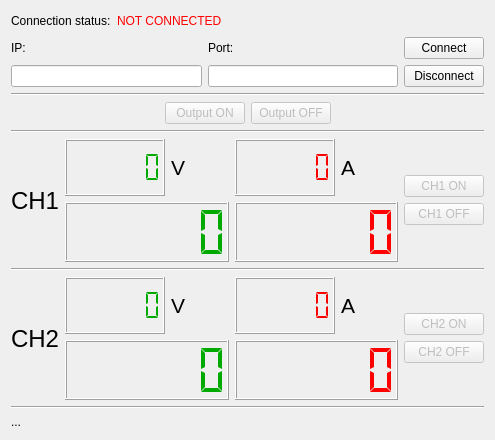
m-fila/ELITPCdcs, file client_gui/forms/lvpsuwidget.ui: the form before one commit.
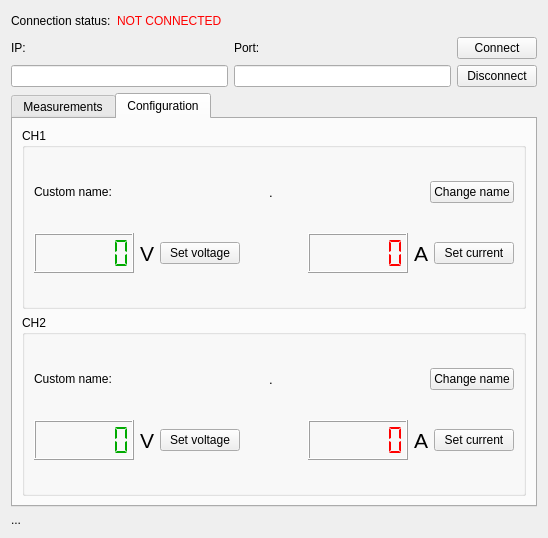
The form after the commit. The open tabs and pages were chosen to show the change.

Commit message: Added configuration tab for widgets

Patch:
```diff
--- a/client_gui/forms/lvpsuwidget.ui
+++ b/client_gui/forms/lvpsuwidget.ui
@@ -6,8 +6,8 @@
    <rect>
     <x>0</x>
     <y>0</y>
-    <width>495</width>
-    <height>440</height>
+    <width>548</width>
+    <height>538</height>
    </rect>
   </property>
   <property name="windowTitle">
@@ -21,6 +21,9 @@
        <property name="text">
         <string>Connection status:</string>
        </property>
+       <property name="buddy">
+        <cstring>group1</cstring>
+       </property>
       </widget>
      </item>
      <item>
@@ -139,11 +142,30 @@
     </layout>
    </item>
    <item>
-    <widget class="Line" name="line">
+    <widget class="QTabWidget" name="tabWidget">
+     <property name="currentIndex">
+      <number>0</number>
+     </property>
+     <widget class="QWidget" name="tab">
+      <attribute name="title">
+       <string>Measurements</string>
+      </attribute>
+      <layout class="QVBoxLayout" name="verticalLayout_13">
+       <item>
+        <spacer name="verticalSpacer_5">
      <property name="orientation">
-      <enum>Qt::Horizontal</enum>
-     </property>
-    </widget>
+          <enum>Qt::Vertical</enum>
+         </property>
+         <property name="sizeType">
+          <enum>QSizePolicy::Fixed</enum>
+         </property>
+         <property name="sizeHint" stdset="0">
+          <size>
+           <width>20</width>
+           <height>10</height>
+          </size>
+         </property>
+        </spacer>
    </item>
    <item>
     <layout class="QHBoxLayout" name="horizontalLayout_9">
@@ -199,13 +221,7 @@
     </layout>
    </item>
    <item>
-    <widget class="Line" name="line_2">
-     <property name="orientation">
-      <enum>Qt::Horizontal</enum>
-     </property>
-    </widget>
-   </item>
-   <item>
+        <widget class="QGroupBox" name="group1">
     <layout class="QHBoxLayout" name="horizontalLayout_5">
      <item>
       <widget class="QLabel" name="label_5">
@@ -555,15 +571,10 @@
       </layout>
      </item>
     </layout>
-   </item>
-   <item>
-    <widget class="Line" name="line_3">
-     <property name="orientation">
-      <enum>Qt::Horizontal</enum>
-     </property>
     </widget>
    </item>
    <item>
+        <widget class="QGroupBox" name="group2">
     <layout class="QHBoxLayout" name="horizontalLayout_6">
      <item>
       <widget class="QLabel" name="label_6">
@@ -575,6 +586,9 @@
        <property name="text">
         <string>CH2</string>
        </property>
+            <property name="buddy">
+             <cstring>group2</cstring>
+            </property>
       </widget>
      </item>
      <item>
@@ -909,12 +923,509 @@
       </layout>
      </item>
     </layout>
-   </item>
+        </widget>
+       </item>
+      </layout>
+     </widget>
+     <widget class="QWidget" name="tab_2">
+      <attribute name="title">
+       <string>Configuration</string>
+      </attribute>
+      <layout class="QVBoxLayout" name="verticalLayout_15">
    <item>
-    <widget class="Line" name="line_4">
+        <widget class="QGroupBox" name="groupBox">
+         <property name="title">
+          <string>CH1</string>
+         </property>
+         <layout class="QVBoxLayout" name="verticalLayout_12">
+          <item>
+           <layout class="QHBoxLayout" name="horizontalLayout_13">
+            <item>
+             <widget class="QLabel" name="label_8">
+              <property name="text">
+               <string>Custom name:</string>
+              </property>
+             </widget>
+            </item>
+            <item>
+             <spacer name="horizontalSpacer_12">
      <property name="orientation">
       <enum>Qt::Horizontal</enum>
      </property>
+              <property name="sizeHint" stdset="0">
+               <size>
+                <width>40</width>
+                <height>20</height>
+               </size>
+              </property>
+             </spacer>
+            </item>
+            <item>
+             <widget class="QLabel" name="customNameLabel1">
+              <property name="font">
+               <font>
+                <pointsize>10</pointsize>
+               </font>
+              </property>
+              <property name="text">
+               <string>.</string>
+              </property>
+             </widget>
+            </item>
+            <item>
+             <spacer name="horizontalSpacer_15">
+              <property name="orientation">
+               <enum>Qt::Horizontal</enum>
+              </property>
+              <property name="sizeHint" stdset="0">
+               <size>
+                <width>40</width>
+                <height>20</height>
+               </size>
+              </property>
+             </spacer>
+            </item>
+            <item>
+             <widget class="QPushButton" name="setName1">
+              <property name="text">
+               <string>Change name</string>
+              </property>
+             </widget>
+            </item>
+           </layout>
+          </item>
+          <item>
+           <layout class="QHBoxLayout" name="horizontalLayout_14">
+            <item>
+             <layout class="QHBoxLayout" name="horizontalLayout_11" stretch="0,0,0">
+              <item>
+               <widget class="QLCDNumber" name="CH1confV">
+                <property name="enabled">
+                 <bool>true</bool>
+                </property>
+                <property name="minimumSize">
+                 <size>
+                  <width>100</width>
+                  <height>40</height>
+                 </size>
+                </property>
+                <property name="palette">
+                 <palette>
+                  <active>
+                   <colorrole role="WindowText">
+                    <brush brushstyle="SolidPattern">
+                     <color alpha="255">
+                      <red>0</red>
+                      <green>170</green>
+                      <blue>0</blue>
+                     </color>
+                    </brush>
+                   </colorrole>
+                  </active>
+                  <inactive>
+                   <colorrole role="WindowText">
+                    <brush brushstyle="SolidPattern">
+                     <color alpha="255">
+                      <red>0</red>
+                      <green>170</green>
+                      <blue>0</blue>
+                     </color>
+                    </brush>
+                   </colorrole>
+                  </inactive>
+                  <disabled>
+                   <colorrole role="WindowText">
+                    <brush brushstyle="SolidPattern">
+                     <color alpha="255">
+                      <red>159</red>
+                      <green>158</green>
+                      <blue>158</blue>
+                     </color>
+                    </brush>
+                   </colorrole>
+                  </disabled>
+                 </palette>
+                </property>
+                <property name="font">
+                 <font>
+                  <strikeout>false</strikeout>
+                  <kerning>true</kerning>
+                 </font>
+                </property>
+                <property name="digitCount">
+                 <number>6</number>
+                </property>
+                <property name="segmentStyle">
+                 <enum>QLCDNumber::Flat</enum>
+                </property>
+               </widget>
+              </item>
+              <item>
+               <widget class="QLabel" name="label_9">
+                <property name="font">
+                 <font>
+                  <pointsize>16</pointsize>
+                  <weight>50</weight>
+                  <italic>false</italic>
+                  <bold>false</bold>
+                 </font>
+                </property>
+                <property name="text">
+                 <string>V</string>
+                </property>
+               </widget>
+              </item>
+              <item>
+               <widget class="QPushButton" name="CH1confVSet">
+                <property name="text">
+                 <string>Set voltage</string>
+                </property>
+               </widget>
+              </item>
+             </layout>
+            </item>
+            <item>
+             <spacer name="horizontalSpacer_9">
+              <property name="orientation">
+               <enum>Qt::Horizontal</enum>
+              </property>
+              <property name="sizeHint" stdset="0">
+               <size>
+                <width>40</width>
+                <height>20</height>
+               </size>
+              </property>
+             </spacer>
+            </item>
+            <item>
+             <layout class="QHBoxLayout" name="horizontalLayout_15">
+              <property name="topMargin">
+               <number>0</number>
+              </property>
+              <item>
+               <widget class="QLCDNumber" name="CH1confI">
+                <property name="minimumSize">
+                 <size>
+                  <width>100</width>
+                  <height>40</height>
+                 </size>
+                </property>
+                <property name="palette">
+                 <palette>
+                  <active>
+                   <colorrole role="WindowText">
+                    <brush brushstyle="SolidPattern">
+                     <color alpha="255">
+                      <red>255</red>
+                      <green>0</green>
+                      <blue>0</blue>
+                     </color>
+                    </brush>
+                   </colorrole>
+                  </active>
+                  <inactive>
+                   <colorrole role="WindowText">
+                    <brush brushstyle="SolidPattern">
+                     <color alpha="255">
+                      <red>255</red>
+                      <green>0</green>
+                      <blue>0</blue>
+                     </color>
+                    </brush>
+                   </colorrole>
+                  </inactive>
+                  <disabled>
+                   <colorrole role="WindowText">
+                    <brush brushstyle="SolidPattern">
+                     <color alpha="255">
+                      <red>159</red>
+                      <green>158</green>
+                      <blue>158</blue>
+                     </color>
+                    </brush>
+                   </colorrole>
+                  </disabled>
+                 </palette>
+                </property>
+                <property name="digitCount">
+                 <number>6</number>
+                </property>
+                <property name="segmentStyle">
+                 <enum>QLCDNumber::Flat</enum>
+                </property>
+               </widget>
+              </item>
+              <item>
+               <widget class="QLabel" name="label_10">
+                <property name="font">
+                 <font>
+                  <pointsize>16</pointsize>
+                  <weight>50</weight>
+                  <italic>false</italic>
+                  <bold>false</bold>
+                 </font>
+                </property>
+                <property name="text">
+                 <string>A</string>
+                </property>
+               </widget>
+              </item>
+              <item>
+               <widget class="QPushButton" name="CH1confISet">
+                <property name="text">
+                 <string>Set current</string>
+                </property>
+               </widget>
+              </item>
+             </layout>
+            </item>
+           </layout>
+          </item>
+         </layout>
+        </widget>
+       </item>
+       <item>
+        <widget class="QGroupBox" name="groupBox_2">
+         <property name="title">
+          <string>CH2</string>
+         </property>
+         <layout class="QVBoxLayout" name="verticalLayout_14">
+          <item>
+           <layout class="QHBoxLayout" name="horizontalLayout_16">
+            <item>
+             <widget class="QLabel" name="label_7">
+              <property name="text">
+               <string>Custom name:</string>
+              </property>
+             </widget>
+            </item>
+            <item>
+             <spacer name="horizontalSpacer_16">
+              <property name="orientation">
+               <enum>Qt::Horizontal</enum>
+              </property>
+              <property name="sizeHint" stdset="0">
+               <size>
+                <width>40</width>
+                <height>20</height>
+               </size>
+              </property>
+             </spacer>
+            </item>
+            <item>
+             <widget class="QLabel" name="customNameLabel2">
+              <property name="font">
+               <font>
+                <pointsize>10</pointsize>
+               </font>
+              </property>
+              <property name="text">
+               <string>.</string>
+              </property>
+             </widget>
+            </item>
+            <item>
+             <spacer name="horizontalSpacer_11">
+              <property name="orientation">
+               <enum>Qt::Horizontal</enum>
+              </property>
+              <property name="sizeHint" stdset="0">
+               <size>
+                <width>40</width>
+                <height>20</height>
+               </size>
+              </property>
+             </spacer>
+            </item>
+            <item>
+             <widget class="QPushButton" name="setName2">
+              <property name="text">
+               <string>Change name</string>
+              </property>
+             </widget>
+            </item>
+           </layout>
+          </item>
+          <item>
+           <layout class="QHBoxLayout" name="horizontalLayout_17">
+            <item>
+             <layout class="QHBoxLayout" name="horizontalLayout_19">
+              <item>
+               <widget class="QLCDNumber" name="CH2confV">
+                <property name="minimumSize">
+                 <size>
+                  <width>100</width>
+                  <height>40</height>
+                 </size>
+                </property>
+                <property name="palette">
+                 <palette>
+                  <active>
+                   <colorrole role="WindowText">
+                    <brush brushstyle="SolidPattern">
+                     <color alpha="255">
+                      <red>0</red>
+                      <green>170</green>
+                      <blue>0</blue>
+                     </color>
+                    </brush>
+                   </colorrole>
+                  </active>
+                  <inactive>
+                   <colorrole role="WindowText">
+                    <brush brushstyle="SolidPattern">
+                     <color alpha="255">
+                      <red>0</red>
+                      <green>170</green>
+                      <blue>0</blue>
+                     </color>
+                    </brush>
+                   </colorrole>
+                  </inactive>
+                  <disabled>
+                   <colorrole role="WindowText">
+                    <brush brushstyle="SolidPattern">
+                     <color alpha="255">
+                      <red>159</red>
+                      <green>158</green>
+                      <blue>158</blue>
+                     </color>
+                    </brush>
+                   </colorrole>
+                  </disabled>
+                 </palette>
+                </property>
+                <property name="digitCount">
+                 <number>6</number>
+                </property>
+                <property name="segmentStyle">
+                 <enum>QLCDNumber::Flat</enum>
+                </property>
+               </widget>
+              </item>
+              <item>
+               <widget class="QLabel" name="label_11">
+                <property name="font">
+                 <font>
+                  <pointsize>16</pointsize>
+                  <weight>50</weight>
+                  <italic>false</italic>
+                  <bold>false</bold>
+                 </font>
+                </property>
+                <property name="text">
+                 <string>V</string>
+                </property>
+               </widget>
+              </item>
+              <item>
+               <widget class="QPushButton" name="CH2confVSet">
+                <property name="text">
+                 <string>Set voltage</string>
+                </property>
+               </widget>
+              </item>
+             </layout>
+            </item>
+            <item>
+             <spacer name="horizontalSpacer_8">
+              <property name="orientation">
+               <enum>Qt::Horizontal</enum>
+              </property>
+              <property name="sizeHint" stdset="0">
+               <size>
+                <width>40</width>
+                <height>20</height>
+               </size>
+              </property>
+             </spacer>
+            </item>
+            <item>
+             <layout class="QHBoxLayout" name="horizontalLayout_21">
+              <item>
+               <widget class="QLCDNumber" name="CH2confI">
+                <property name="minimumSize">
+                 <size>
+                  <width>100</width>
+                  <height>40</height>
+                 </size>
+                </property>
+                <property name="palette">
+                 <palette>
+                  <active>
+                   <colorrole role="WindowText">
+                    <brush brushstyle="SolidPattern">
+                     <color alpha="255">
+                      <red>255</red>
+                      <green>0</green>
+                      <blue>0</blue>
+                     </color>
+                    </brush>
+                   </colorrole>
+                  </active>
+                  <inactive>
+                   <colorrole role="WindowText">
+                    <brush brushstyle="SolidPattern">
+                     <color alpha="255">
+                      <red>255</red>
+                      <green>0</green>
+                      <blue>0</blue>
+                     </color>
+                    </brush>
+                   </colorrole>
+                  </inactive>
+                  <disabled>
+                   <colorrole role="WindowText">
+                    <brush brushstyle="SolidPattern">
+                     <color alpha="255">
+                      <red>159</red>
+                      <green>158</green>
+                      <blue>158</blue>
+                     </color>
+                    </brush>
+                   </colorrole>
+                  </disabled>
+                 </palette>
+                </property>
+                <property name="digitCount">
+                 <number>6</number>
+                </property>
+                <property name="segmentStyle">
+                 <enum>QLCDNumber::Flat</enum>
+                </property>
+               </widget>
+              </item>
+              <item>
+               <widget class="QLabel" name="label_12">
+                <property name="font">
+                 <font>
+                  <pointsize>16</pointsize>
+                  <weight>50</weight>
+                  <italic>false</italic>
+                  <bold>false</bold>
+                 </font>
+                </property>
+                <property name="text">
+                 <string>A</string>
+                </property>
+               </widget>
+              </item>
+              <item>
+               <widget class="QPushButton" name="CH2confISet">
+                <property name="text">
+                 <string>Set current</string>
+                </property>
+               </widget>
+              </item>
+             </layout>
+            </item>
+           </layout>
+          </item>
+         </layout>
+        </widget>
+       </item>
+      </layout>
+     </widget>
     </widget>
    </item>
    <item>
@@ -925,11 +1436,6 @@
     </widget>
    </item>
   </layout>
-  <zorder>line</zorder>
-  <zorder>line_2</zorder>
-  <zorder>line_3</zorder>
-  <zorder>statusLabel</zorder>
-  <zorder>line_4</zorder>
  </widget>
  <resources/>
  <connections/>
```
Lines whose indentation alone changed are shown as unchanged. The commit also changes 4 other files.
